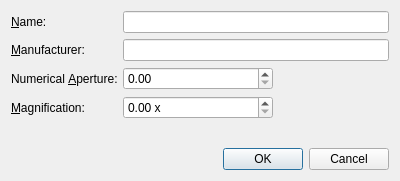
Old version of the form plugins/spimb040/qfespimb040objectiveeditor.ui in the repository jkriege2/QuickFit3.
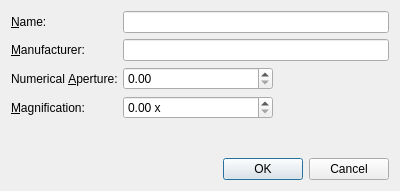
New version of the form.

The edit to the form file:
```diff
--- a/plugins/spimb040/qfespimb040objectiveeditor.ui
+++ b/plugins/spimb040/qfespimb040objectiveeditor.ui
@@ -7,7 +7,7 @@
     <x>0</x>
     <y>0</y>
     <width>400</width>
-    <height>181</height>
+    <height>191</height>
    </rect>
   </property>
   <property name="sizePolicy">
```
